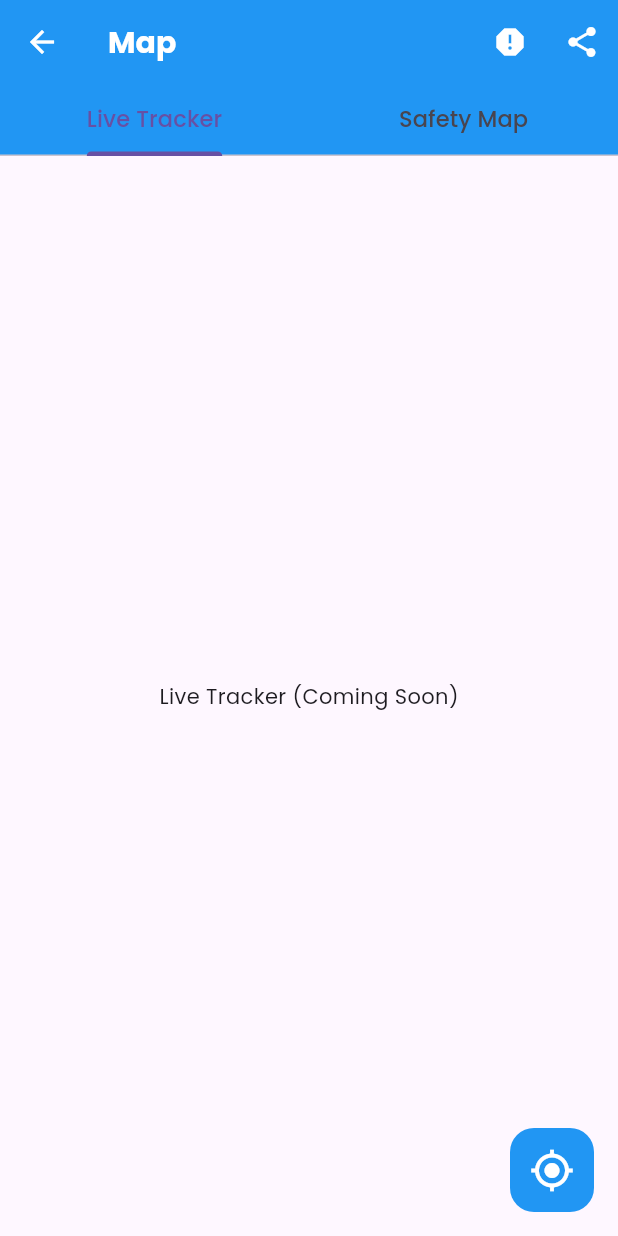
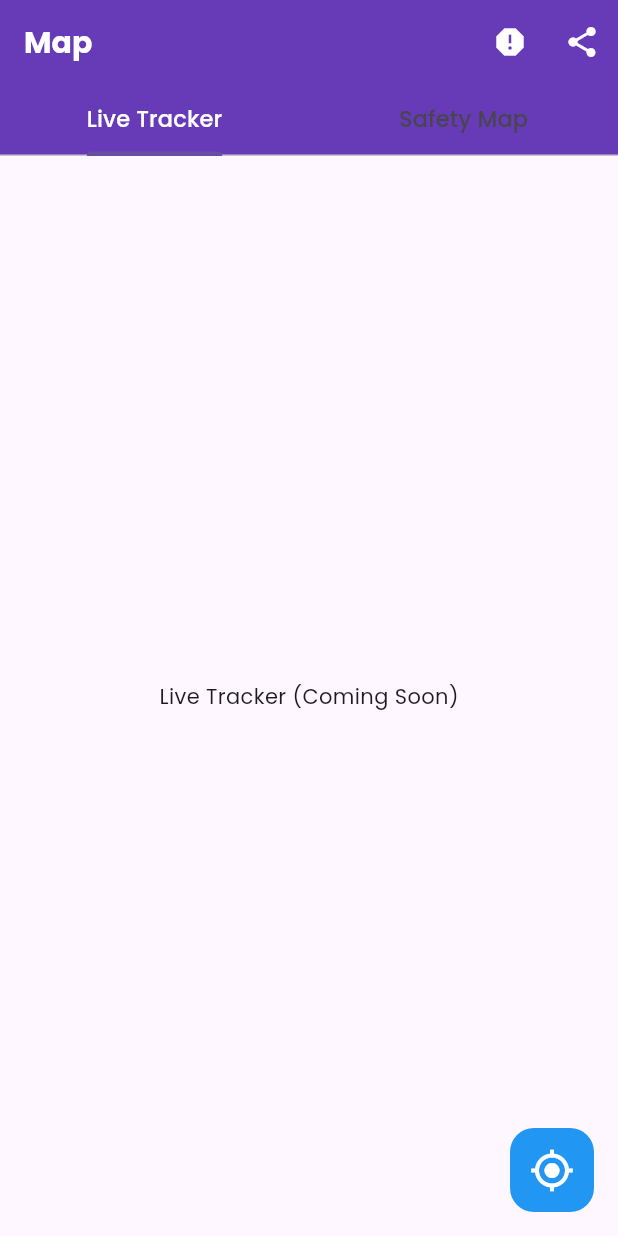
Before and after one commit to biniKin/GDG-Hackathon_G8, a Flutter app: the MapPage screen opened directly, on a phone screen of 412 x 824 dp. Run offline on Flutter 3.47's test engine with Material 3 defaults, Android fonts, the phone set to English and light mode, and no system bars; our stand-ins replace equatable, flutter_bloc, flutter_map, fluttertoast, google_fonts, image_picker and 3 more; missing offline and left inert: flutter_map_location_marker, flutter_polyline_points.

Commit message:
SafetyMap most buttons fixed, dont press back button

```diff
--- a/lib/features/core/presentation/screens/mapPage.dart
+++ b/lib/features/core/presentation/screens/mapPage.dart
@@ -26,21 +26,13 @@ class _MapPageState extends State<MapPage> {
               fontWeight: FontWeight.bold,
             ),
           ),
-          backgroundColor: Colors.blue,
+          backgroundColor: Colors.deepPurple,
           foregroundColor: Colors.white,
-          leading: IconButton(
-            icon: const Icon(Icons.arrow_back),
-            onPressed: () {
-              Navigator.pushReplacement(
-                context,
-                MaterialPageRoute(builder: (context) => const HomePage()),
-              );
-            },
-          ),
+
           bottom: TabBar(
-            labelStyle: GoogleFonts.poppins(fontSize: 15, fontWeight: FontWeight.w500),
+            labelStyle: GoogleFonts.poppins(fontSize: 15, fontWeight: FontWeight.w500, color: Colors.white),
             tabs: const [
-              Tab(text: "Live Tracker"),
+              Tab(text: "Live Tracker",),
               Tab(text: "Safety Map"),
             ],
           ),
```
